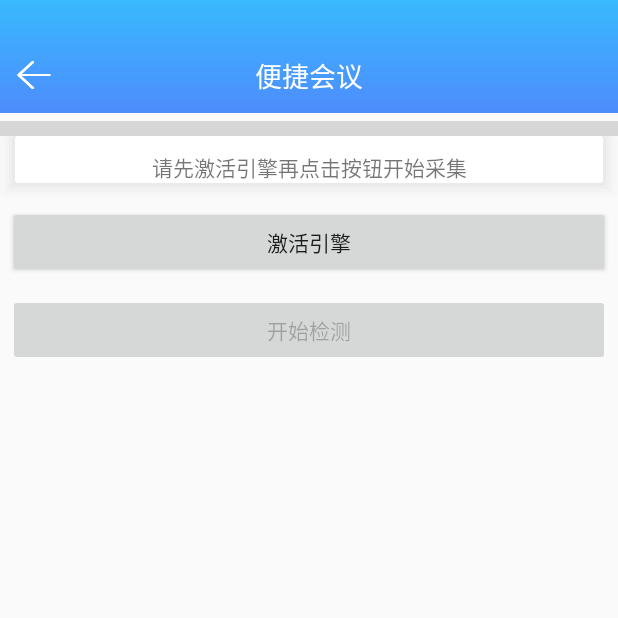
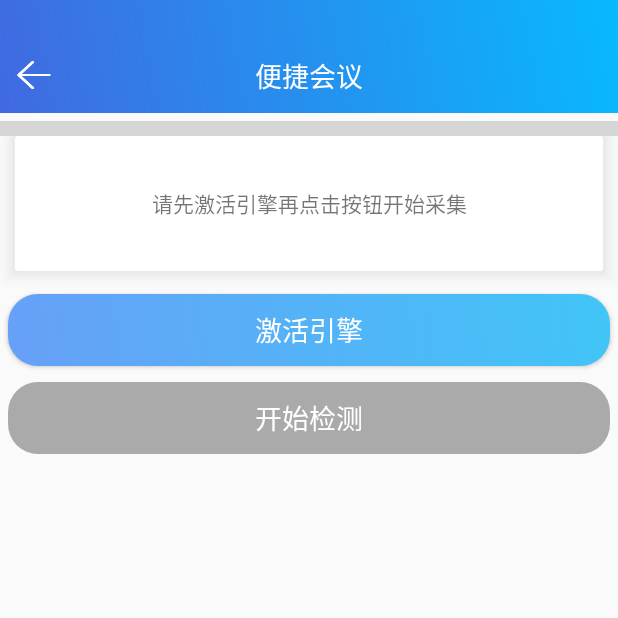
Before and after one commit to PdKingLiu/ConvenientMeeting, an Android app: the ShowFaceResultActivity screen opened directly, with no data from a screen before it, on a phone screen of 412 x 824 dp, the top half of it. Run offline under Robolectric (Android 15) with nearby library versions, the phone set to English and light mode, and no system bars; our stand-ins replace ButterKnife, RxJava; libraries missing offline, so code that uses them is left out: id.zelory.compressor; 1 statement that could not run was skipped; grey boxes are pictures that could not be loaded.

Commit message:
优化UI

```diff
--- a/app/build.gradle
+++ b/app/build.gradle
@@ -59,6 +59,9 @@ dependencies {
     annotationProcessor 'com.github.bumptech.glide:compiler:4.8.0'
 
 
+    implementation 'org.litepal.android:java:3.0.0'
+
+
     testImplementation 'junit:junit:4.12'
     androidTestImplementation 'com.android.support.test:runner:1.0.2'
     androidTestImplementation 'com.android.support.test.espresso:espresso-core:3.0.2'
--- a/app/src/main/java/com/pdking/convenientmeeting/App.java
+++ b/app/src/main/java/com/pdking/convenientmeeting/App.java
@@ -8,6 +8,8 @@ import android.support.v4.content.ContextCompat;
 
 import com.pdking.convenientmeeting.activity.RegisterActivityThree;
 import com.pdking.convenientmeeting.common.Constant;
+
+import org.litepal.LitePal;
 
 import cn.bmob.v3.Bmob;
 
@@ -26,6 +28,7 @@ public class App extends Application {
          *
          *  */
         Bmob.initialize(this, Constant.APP_ID_Bmob);
+        LitePal.initialize(this);
         super.onCreate();
 
     }
--- a/app/src/main/java/com/pdking/convenientmeeting/activity/ShowFaceResultActivity.java
+++ b/app/src/main/java/com/pdking/convenientmeeting/activity/ShowFaceResultActivity.java
@@ -39,6 +39,7 @@ import com.pdking.convenientmeeting.utils.ImageUtil;
 import com.pdking.convenientmeeting.common.Constant;
 import com.pdking.convenientmeeting.db.UserInfo;
 import com.pdking.convenientmeeting.utils.SystemUtil;
+import com.pdking.convenientmeeting.weight.TitleView;
 
 import java.io.File;
 import java.util.ArrayList;
@@ -56,9 +57,13 @@ import io.reactivex.android.schedulers.AndroidSchedulers;
 import io.reactivex.disposables.Disposable;
 import io.reactivex.schedulers.Schedulers;
 
-public class ShowFaceResultActivity extends AppCompatActivity {
+public class ShowFaceResultActivity extends AppCompatActivity implements TitleView
+        .LeftClickListener {
 
     private Uri faceUri;
+
+    @BindView(R.id.title)
+    TitleView mTitleView;
 
     @BindView(R.id.btn_ok)
     Button btnOk;
@@ -109,6 +114,7 @@ public class ShowFaceResultActivity extends AppCompatActivity {
         setContentView(R.layout.layout_show_face_result);
         SystemUtil.setTitleMode(getWindow());
         ButterKnife.bind(this);
+        mTitleView.setLeftClickListener(this);
         faceUri = getIntent().getParcelableExtra("uri");
         File file = new File(getExternalCacheDir(), "user_face.jpg");
         btnOk.setEnabled(false);
@@ -642,4 +648,37 @@ public class ShowFaceResultActivity extends AppCompatActivity {
             }
         });
     }
+
+    @Override
+    protected void onDestroy() {
+        if (progressDialog != null && progressDialog.isShowing()) {
+            progressDialog.dismiss();
+        }
+        progressDialog = null;
+        unInitEngine();
+        super.onDestroy();
+    }
+
+    /**
+     * 销毁引擎
+     */
+    private void unInitEngine() {
+        if (faceEngine != null) {
+            faceEngineCode = faceEngine.unInit();
+            faceEngine = null;
+        }
+    }
+
+    @Override
+    public void onBackPressed() {
+        OnLeftButtonClick();
+    }
+
+    @Override
+    public void OnLeftButtonClick() {
+        Intent intent = new Intent();
+        intent.putExtra("status", -1);
+        setResult(RESULT_OK, intent);
+        finish();
+    }
 }
--- a/app/src/main/java/com/pdking/convenientmeeting/db/UserInfo.java
+++ b/app/src/main/java/com/pdking/convenientmeeting/db/UserInfo.java
@@ -11,11 +11,13 @@ import com.arcsoft.face.FaceInfo;
 import com.arcsoft.face.GenderInfo;
 import com.arcsoft.face.LivenessInfo;
 
+import org.litepal.crud.LitePalSupport;
+
 /**
  * @author liupeidong
  * Created on 2019/2/7 12:19
  */
-public class UserInfo implements Parcelable{
+public class UserInfo extends LitePalSupport implements Parcelable{
 
     private String name;
 
--- a/app/src/main/java/com/pdking/convenientmeeting/weight/TitleView.java
+++ b/app/src/main/java/com/pdking/convenientmeeting/weight/TitleView.java
@@ -2,7 +2,6 @@ package com.pdking.convenientmeeting.weight;
 
 import android.content.Context;
 import android.content.res.TypedArray;
-import android.graphics.Bitmap;
 import android.graphics.Color;
 import android.graphics.drawable.Drawable;
 import android.util.AttributeSet;
@@ -14,7 +13,6 @@ import android.widget.RelativeLayout;
 import android.widget.TextView;
 
 import com.pdking.convenientmeeting.R;
-import com.pdking.convenientmeeting.utils.SystemUtil;
 
 /**
  * @author liupeidong
@@ -32,19 +30,19 @@ public class TitleView extends RelativeLayout {
 
     private LinearLayout rlViewGroup;
 
-    interface LeftClickListener {
+    public interface LeftClickListener {
         void OnLeftButtonClick();
     }
 
-    interface RightClickListener {
+    public interface RightClickListener {
         void OnRightButtonClick();
     }
 
-    interface LeftTextClickListener {
+    public interface LeftTextClickListener {
         void OnLeftTextButtonClick();
     }
 
-    interface RightTextClickListener {
+    public interface RightTextClickListener {
         void OnRightTextButtonClick();
     }
 
@@ -127,7 +125,7 @@ public class TitleView extends RelativeLayout {
 
         Drawable viewGroupDrawable = typedArray.getDrawable(R.styleable.TitleView_titleBackground);
         if (viewGroupDrawable == null) {
-            viewGroupDrawable = getResources().getDrawable(R.drawable.shape_gradient);
+            viewGroupDrawable = getResources().getDrawable(R.drawable.shape_gradient_title);
         }
         rlViewGroup.setBackground(viewGroupDrawable);
 
@@ -143,7 +141,7 @@ public class TitleView extends RelativeLayout {
             leftIcon = getResources().getDrawable(R.mipmap.title_return);
         }
         String leftText = typedArray.getString(R.styleable.TitleView_leftText);
-        if (leftText == null ||leftText.equals("")) {
+        if (leftText == null || leftText.equals("")) {
             leftText = "返回";
         }
         float leftTextSize = typedArray.getDimension(R.styleable.TitleView_leftTextSize, 15);
@@ -172,7 +170,7 @@ public class TitleView extends RelativeLayout {
             rightIcon = getResources().getDrawable(R.mipmap.title_menu);
         }
         String rightText = typedArray.getString(R.styleable.TitleView_rightText);
-        if (rightText == null ||leftText.equals("")) {
+        if (rightText == null || leftText.equals("")) {
             rightText = "菜单";
         }
         float rightTextSize = typedArray.getDimension(R.styleable.TitleView_rightTextSize, 15);
--- /dev/null
+++ b/app/src/main/res/drawable/selector_button_is_enabled.xml
@@ -0,0 +1,8 @@
+<?xml version="1.0" encoding="utf-8"?>
+<selector xmlns:android="http://schemas.android.com/apk/res/android">
+
+    <!-- Button正常状态下的背景 -->
+    <item android:drawable="@drawable/shape_gradient_button_unenabled" android:state_enabled="true"/>
+    <!-- Button按下时的背景 -->
+    <item android:drawable="@drawable/shape_gradient_button_enabled" android:state_pressed="false"/>
+</selector>
--- /dev/null
+++ b/app/src/main/res/drawable/shape_gradient_button_enabled.xml
@@ -0,0 +1,19 @@
+<?xml version="1.0" encoding="utf-8"?>
+<shape xmlns:android="http://schemas.android.com/apk/res/android">
+    <!-- 矩形的圆角弧度 -->
+    <corners android:radius="20dp" />
+    <!--&lt;!&ndash; 矩形的填充色 &ndash;&gt;-->
+    <solid android:color="@android:color/darker_gray" />
+
+    <!-- 矩形的边框的宽度,每段虚线的长度，和两段虚线之间的颜色和颜色 -->
+    <!--<stroke-->
+        <!--android:width="1dp"-->
+        <!--android:dashWidth="8dp"-->
+        <!--android:dashGap="4dp"-->
+        <!--android:color="#4eb621" />-->
+
+    <!--<gradient-->
+        <!--android:angle="45"-->
+        <!--android:endColor="#41c5f7"-->
+        <!--android:startColor="#67a0f7" />-->
+</shape>
--- /dev/null
+++ b/app/src/main/res/drawable/shape_gradient_button_unenabled.xml
@@ -0,0 +1,19 @@
+<?xml version="1.0" encoding="utf-8"?>
+<shape xmlns:android="http://schemas.android.com/apk/res/android">
+    <!-- 矩形的圆角弧度 -->
+    <corners android:radius="20dp" />
+    <!--&lt;!&ndash; 矩形的填充色 &ndash;&gt;-->
+    <!--<solid android:color="#FF4081" />-->
+
+    <!-- 矩形的边框的宽度,每段虚线的长度，和两段虚线之间的颜色和颜色 -->
+    <!--<stroke-->
+        <!--android:width="1dp"-->
+        <!--android:dashWidth="8dp"-->
+        <!--android:dashGap="4dp"-->
+        <!--android:color="#4eb621" />-->
+
+    <gradient
+        android:angle="45"
+        android:endColor="#41c5f7"
+        android:startColor="#67a0f7" />
+</shape>
--- a/app/src/main/res/drawable/shape_gradient.xml
+++ b/app/src/main/res/drawable/shape_gradient_title.xml
@@ -1,7 +1,7 @@
 <?xml version="1.0" encoding="utf-8"?>
 <shape xmlns:android="http://schemas.android.com/apk/res/android">
     <gradient
-        android:angle="90"
-        android:endColor="#38b9fd"
-        android:startColor="#4e8cfd" />
+        android:angle="45"
+        android:endColor="#08b9fd"
+        android:startColor="#4169E1" />
 </shape>
--- a/app/src/main/res/layout/layout_register_two.xml
+++ b/app/src/main/res/layout/layout_register_two.xml
@@ -7,6 +7,7 @@
     tools:context=".activity.RegisterActivityTwo">
 
     <com.pdking.convenientmeeting.weight.TitleView
+        android:id="@+id/title"
         android:layout_width="match_parent"
         android:layout_height="75dp"
         android:layout_alignParentTop="true"
--- a/app/src/main/res/layout/layout_show_face_result.xml
+++ b/app/src/main/res/layout/layout_show_face_result.xml
@@ -8,10 +8,11 @@
     tools:context=".activity.ShowFaceResultActivity">
 
     <com.pdking.convenientmeeting.weight.TitleView
-        app:titleText="便捷会议"
+        android:id="@+id/title"
+        android:layout_width="match_parent"
+        android:layout_height="75dp"
         app:leftTextVisibility="false"
-        android:layout_width="match_parent"
-        android:layout_height="75dp" />
+        app:titleText="便捷会议" />
 
     <ScrollView
         android:layout_width="match_parent"
@@ -24,13 +25,13 @@
             android:orientation="vertical">
 
             <ImageView
+                android:id="@+id/iv_face"
+                android:layout_width="match_parent"
+                android:layout_height="wrap_content"
+                android:layout_marginTop="5dp"
                 android:adjustViewBounds="true"
-                android:scaleType="fitXY"
                 android:background="@drawable/view_shape"
-                android:id="@+id/iv_face"
-                android:layout_marginTop="5dp"
-                android:layout_width="match_parent"
-                android:layout_height="wrap_content" />
+                android:scaleType="fitXY" />
 
             <android.support.v4.widget.NestedScrollView
                 android:layout_width="match_parent"
@@ -42,7 +43,7 @@
                     android:layout_height="wrap_content"
                     android:background="@drawable/view_shape"
                     android:gravity="center"
-                    android:padding="10dp"
+                    android:minHeight="100dp"
                     android:text="请先激活引擎再点击按钮开始采集" />
             </android.support.v4.widget.NestedScrollView>
 
@@ -52,14 +53,20 @@
                 android:layout_width="match_parent"
                 android:layout_height="wrap_content"
                 android:layout_margin="5dp"
-                android:text="激活引擎" />
+                android:background="@drawable/selector_button_is_enabled"
+                android:text="激活引擎"
+                android:textColor="@android:color/white"
+                android:textSize="18sp" />
 
             <Button
                 android:id="@+id/btn_ok"
                 android:layout_width="match_parent"
                 android:layout_height="wrap_content"
                 android:layout_margin="5dp"
-                android:text="开始检测" />
+                android:background="@drawable/selector_button_is_enabled"
+                android:text="开始检测"
+                android:textColor="@android:color/white"
+                android:textSize="18sp" />
 
         </LinearLayout>
 
--- a/app/src/main/res/layout/layout_titleview.xml
+++ b/app/src/main/res/layout/layout_titleview.xml
@@ -3,7 +3,7 @@
     android:id="@+id/rl_viewGroup"
     android:layout_width="match_parent"
     android:layout_height="75dp"
-    android:background="@drawable/shape_gradient"
+    android:background="@drawable/shape_gradient_title"
     android:orientation="vertical">
 
     <View
```
Also changed, not shown: app/src/main/assets/litepal.xml (added, +11 -0 lines), app/src/main/java/com/pdking/convenientmeeting/activity/LoginActivity.java (+18 -2 lines), app/src/main/java/com/pdking/convenientmeeting/activity/RegisterActivityOne.java (+9 -1 lines), app/src/main/java/com/pdking/convenientmeeting/activity/RegisterActivityThree.java (+16 -1 lines), app/src/main/java/com/pdking/convenientmeeting/activity/RegisterActivityTwo.java (+10 -1 lines), app/src/main/res/layout/layout_login.xml (+6 -7 lines), app/src/main/res/layout/layout_register_one.xml (+4 -6 lines), app/src/main/res/layout/layout_register_three.xml (+9 -5 lines).
